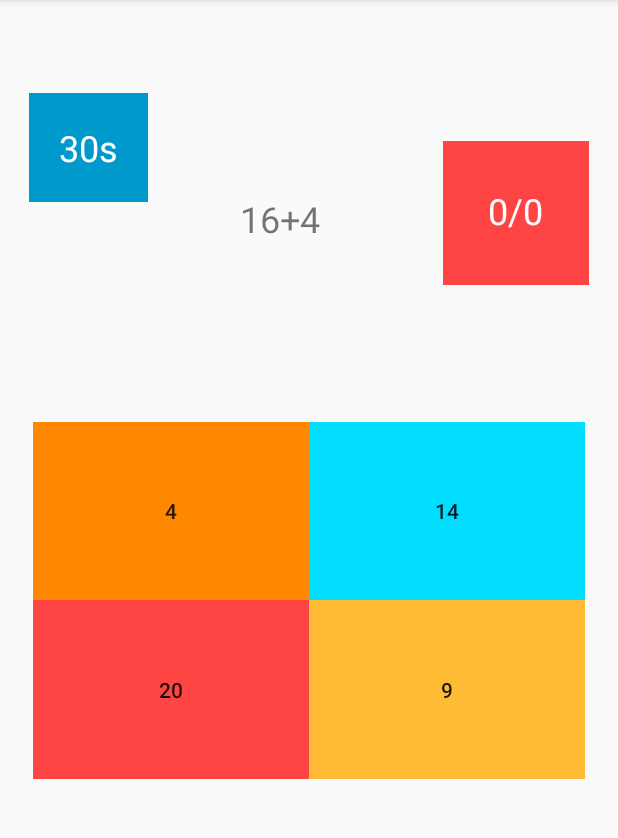
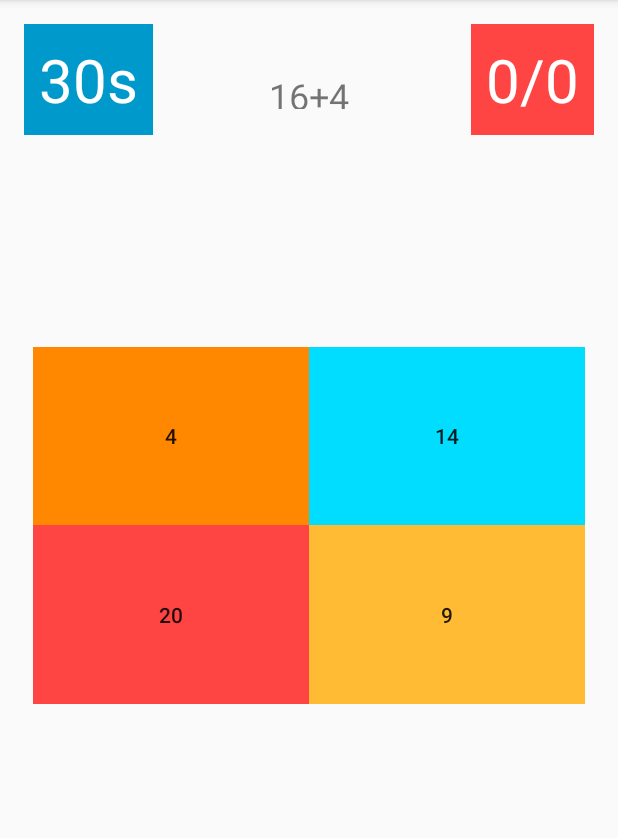
Before and after one commit to sharmb9/Android, an Android app: the screen it shows after launch (MainActivity), after a tap on "GO", on a phone screen of 412 x 824 dp, the part 84-922 px from its top. Run offline under Robolectric (Android 15) with nearby library versions, the phone set to English and light mode, and no system bars.

Commit message:
Made some changes, still alot of bugs

```diff
--- a/BrainGame/app/src/main/res/layout/activity_main.xml
+++ b/BrainGame/app/src/main/res/layout/activity_main.xml
@@ -29,65 +29,50 @@
         android:id="@+id/timeView"
         android:layout_width="wrap_content"
         android:layout_height="wrap_content"
-        android:layout_marginBottom="476dp"
-        android:layout_marginEnd="310dp"
         android:layout_marginLeft="16dp"
-        android:layout_marginRight="310dp"
         android:layout_marginStart="16dp"
         android:layout_marginTop="16dp"
         android:background="@android:color/holo_blue_dark"
-        android:padding="20dp"
+        android:padding="10dp"
         android:text="30s"
         android:textColor="@android:color/background_light"
-        android:textSize="24sp"
+        android:textSize="40sp"
         android:visibility="invisible"
-        app:layout_constraintBottom_toBottomOf="parent"
-        app:layout_constraintEnd_toEndOf="parent"
-        app:layout_constraintHorizontal_bias="0.476"
         app:layout_constraintStart_toStartOf="parent"
-        app:layout_constraintTop_toTopOf="parent"
-        app:layout_constraintVertical_bias="0.226" />
+        app:layout_constraintTop_toTopOf="parent" />
 
     <TextView
         android:id="@+id/promptView"
         android:layout_width="wrap_content"
         android:layout_height="32dp"
-        android:layout_marginBottom="33dp"
-        android:layout_marginEnd="8dp"
-        android:layout_marginLeft="65dp"
-        android:layout_marginRight="8dp"
-        android:layout_marginStart="65dp"
-        android:layout_marginTop="42dp"
+        android:layout_marginEnd="66dp"
+        android:layout_marginLeft="61dp"
+        android:layout_marginRight="66dp"
+        android:layout_marginStart="61dp"
+        android:layout_marginTop="44dp"
+        android:padding="3dp"
         android:text="2+4 ?"
         android:textSize="24sp"
         android:visibility="invisible"
-        app:layout_constraintBottom_toTopOf="@+id/gridView"
         app:layout_constraintEnd_toStartOf="@+id/scoreView"
         app:layout_constraintStart_toEndOf="@+id/timeView"
         app:layout_constraintTop_toTopOf="parent" />
 
     <TextView
         android:id="@+id/scoreView"
-        android:layout_width="97dp"
-        android:layout_height="96dp"
-        android:layout_marginBottom="462dp"
-        android:layout_marginEnd="24dp"
-        android:layout_marginLeft="74dp"
-        android:layout_marginRight="24dp"
-        android:layout_marginStart="74dp"
-        android:layout_marginTop="30dp"
+        android:layout_width="wrap_content"
+        android:layout_height="wrap_content"
+        android:layout_marginEnd="16dp"
+        android:layout_marginRight="16dp"
+        android:layout_marginTop="16dp"
         android:background="@android:color/holo_red_light"
-        android:padding="30dp"
+        android:padding="10dp"
         android:text="0/0"
         android:textColor="@android:color/white"
-        android:textSize="24sp"
+        android:textSize="40sp"
         android:visibility="invisible"
-        app:layout_constraintBottom_toBottomOf="parent"
         app:layout_constraintEnd_toEndOf="parent"
-        app:layout_constraintHorizontal_bias="0.589"
-        app:layout_constraintStart_toEndOf="@+id/promptView"
-        app:layout_constraintTop_toTopOf="parent"
-        app:layout_constraintVertical_bias="0.356" />
+        app:layout_constraintTop_toTopOf="parent" />
 
     <android.support.v7.widget.GridLayout
         android:id="@+id/gridView"
@@ -179,4 +164,22 @@
         app:layout_constraintStart_toStartOf="parent"
         app:layout_constraintTop_toBottomOf="@+id/gridView"
         app:layout_constraintVertical_bias="0.538" />
+
+    <Button
+        android:id="@+id/playAgainButton"
+        android:layout_width="wrap_content"
+        android:layout_height="wrap_content"
+        android:layout_marginBottom="72dp"
+        android:layout_marginEnd="149dp"
+        android:layout_marginLeft="147dp"
+        android:layout_marginRight="149dp"
+        android:layout_marginStart="147dp"
+        android:layout_marginTop="50dp"
+        android:onClick="playAgain"
+        android:text="Play Again"
+        android:visibility="invisible"
+        app:layout_constraintBottom_toBottomOf="parent"
+        app:layout_constraintEnd_toEndOf="parent"
+        app:layout_constraintStart_toStartOf="parent"
+        app:layout_constraintTop_toBottomOf="@+id/gridView" />
 </android.support.constraint.ConstraintLayout>
```
Also changed, not shown: BrainGame/app/src/main/java/com/myappcompany/user/braingame/MainActivity.java (+55 -4 lines).
